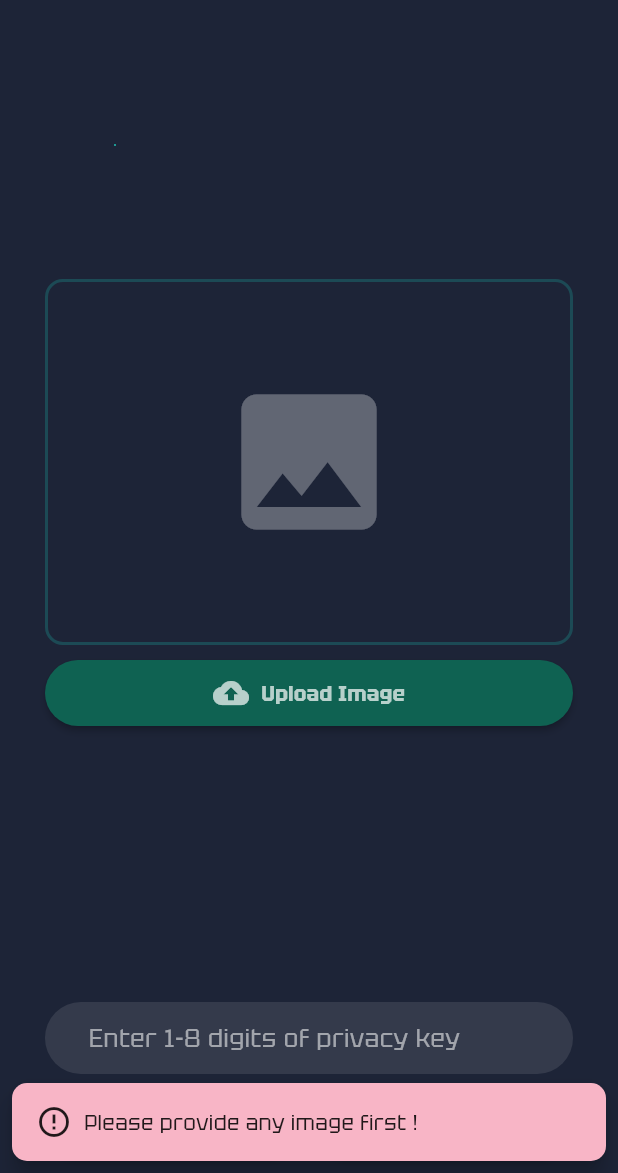
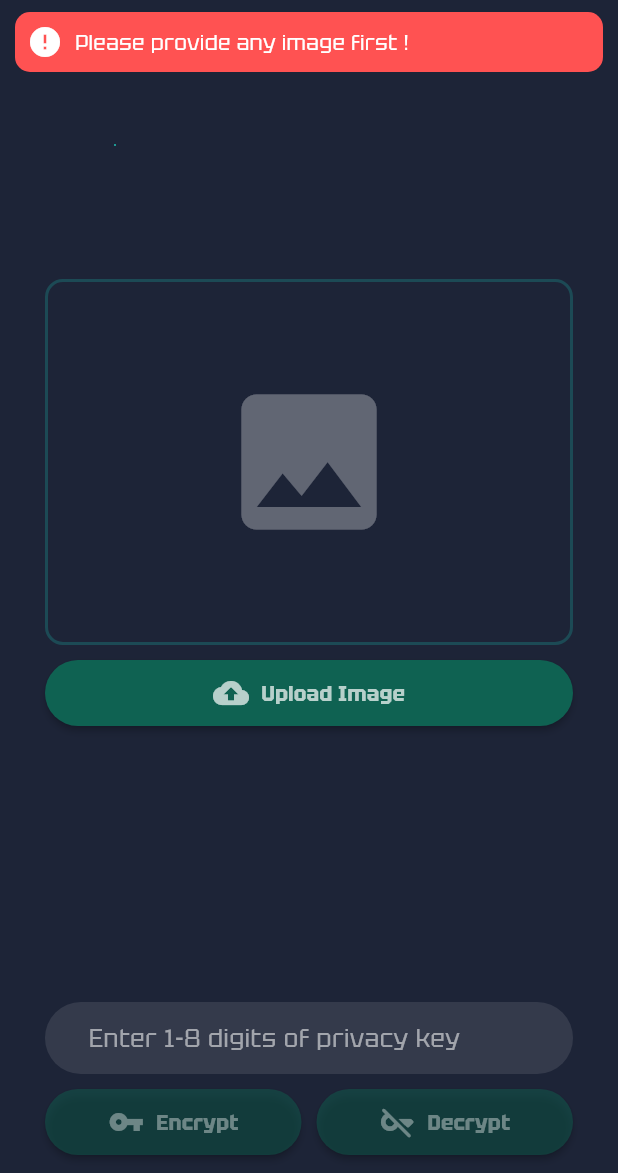
Before and after one commit to SalamPS/PiGANO, a Flutter app: the EganoInput screen opened directly, after a tap on "Encrypt", on a phone screen of 412 x 824 dp, the part 63-1236 px from its top. Run offline on Flutter 3.47's test engine with Material 3 defaults, Android fonts, the phone set to English and light mode, and no system bars; our stand-ins replace image_picker, permission_handler.

Commit message:
feat(notif): Set to floatting to overlay

```diff
--- a/lib/src/utils/notification_utils.dart
+++ b/lib/src/utils/notification_utils.dart
@@ -3,9 +3,21 @@ import 'package:flutter/material.dart';
 class NotificationUtils {
   static void showSuccessNotification(BuildContext context, String message) {
     if (context.mounted) {
-      ScaffoldMessenger.of(context).showSnackBar(
-        SnackBar(
-          content: Row(
+      final overlay = Overlay.of(context);
+      final overlayEntry = OverlayEntry(
+        builder: (context) => Positioned(
+          top: MediaQuery.of(context).viewInsets.top + 50,
+          left: 10,
+          right: 10,
+          child: Material(
+            color: Colors.transparent,
+            child: Container(
+              padding: const EdgeInsets.all(8),
+              decoration: BoxDecoration(
+                color: const Color.fromARGB(255, 230, 250, 252),
+                borderRadius: BorderRadius.circular(10),
+              ),
+              child: Row(
                 children: [
                   const Icon(Icons.check_circle, color: Colors.black87),
                   const SizedBox(width: 8),
@@ -13,47 +25,59 @@ class NotificationUtils {
                     child: Text(
                       message,
                       style: const TextStyle(color: Colors.black87),
-                )
+                    ),
                   ),
                 ],
               ),
-          backgroundColor: const Color.fromARGB(255, 230, 250, 252),
-          behavior: SnackBarBehavior.floating,
-          shape: RoundedRectangleBorder(
-            borderRadius: BorderRadius.circular(10),
             ),
-          margin: const EdgeInsets.all(8),
-          duration: const Duration(seconds: 3),
+          ),
         ),
       );
+
+      overlay?.insert(overlayEntry);
+      Future.delayed(const Duration(seconds: 3), () {
+        overlayEntry.remove();
+      });
     }
   }
 
   static void showErrorNotification(BuildContext context, String message) {
     if (context.mounted) {
-      ScaffoldMessenger.of(context).showSnackBar(
-        SnackBar(
-          content: Row(
+      final overlay = Overlay.of(context);
+      final overlayEntry = OverlayEntry(
+        builder: (context) => Positioned(
+          top: MediaQuery.of(context).viewInsets.top + 50,
+          left: 10,
+          right: 10,
+          child: Material(
+            color: Colors.transparent,
+            child: Container(
+              padding: const EdgeInsets.all(8),
+              decoration: BoxDecoration(
+                color: Colors.redAccent,
+                borderRadius: BorderRadius.circular(10),
+              ),
+              child: Row(
                 children: [
-              const Icon(Icons.error_outline, color: Colors.black87),
+                  const Icon(Icons.error, color: Colors.white),
                   const SizedBox(width: 8),
                   Expanded(
                     child: Text(
                       message,
-                  style: const TextStyle(color: Colors.black87),
-                )
+                      style: const TextStyle(color: Colors.white),
+                    ),
                   ),
                 ],
               ),
-          backgroundColor: const Color.fromARGB(255, 248, 181, 198),
-          behavior: SnackBarBehavior.floating,
-          shape: RoundedRectangleBorder(
-            borderRadius: BorderRadius.circular(10),
             ),
-          margin: const EdgeInsets.all(8),
-          duration: const Duration(seconds: 3),
+          ),
         ),
       );
+
+      overlay?.insert(overlayEntry);
+      Future.delayed(const Duration(seconds: 3), () {
+        overlayEntry.remove();
+      });
     }
   }
 }
```
Lines whose indentation alone changed are shown as unchanged.
